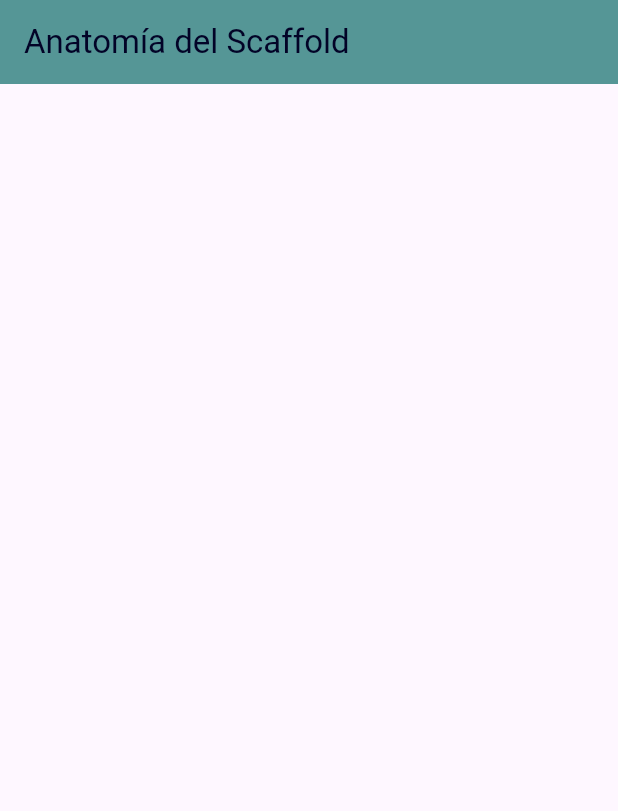
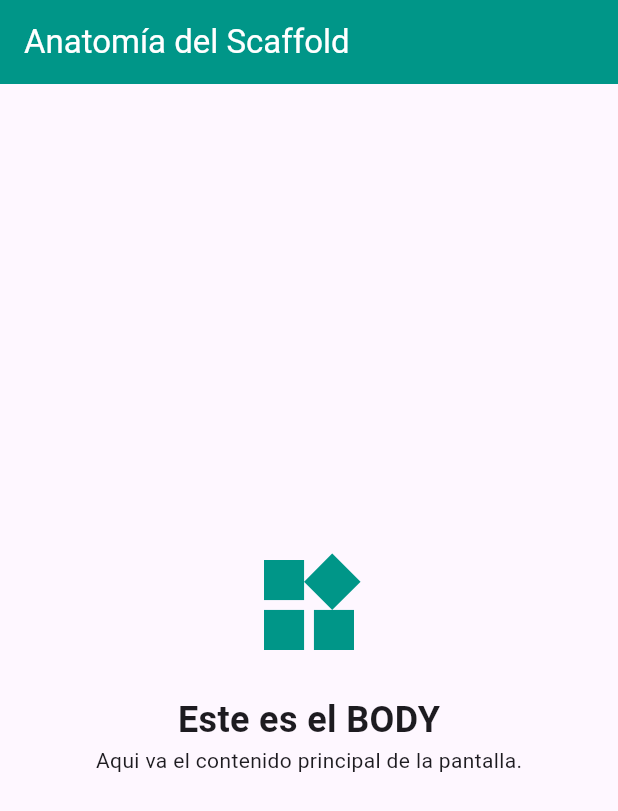
Before and after one commit to nallely-lopez/Dev_Aplication_Proyect1, a Flutter app: the screen it shows after launch, on a phone screen of 412 x 824 dp. Shown: the top 811 px of the screen. Run offline on Flutter 3.47's test engine with Material 3 defaults, Android fonts, the phone set to English and light mode, and no system bars.

Commit message:
Creación del body en el archivo principal.dart

```diff
--- a/lib/principal.dart
+++ b/lib/principal.dart
@@ -15,8 +15,23 @@ class _PantallaPrincipalState extends State<PantallaPrincipal> { //Clase que def
       // Aquí iremos agregando las piezas del Scaffold
       appBar: AppBar( // AppBar es un widget que proporciona una barra de navegación en la parte superior de la pantalla
         title: const Text('Anatomía del Scaffold'), // Título de la barra de navegación
-        backgroundColor: const Color.fromARGB(255, 85, 150, 150), // Color de fondo de la barra de navegación
-        foregroundColor: const Color.fromARGB(255, 2, 3, 39), // Color del texto de la barra de navegación
+        backgroundColor: Colors.teal, // Color de fondo de la barra de navegación
+        foregroundColor: const Color.fromARGB(255, 255, 255, 255), // Color del texto de la barra de navegación
+      ),
+
+      body: const Center( // Center es un widget que centra su hijo en la pantalla
+        child: Column( // Column es un widget que organiza a sus hijos en una columna vertical
+          mainAxisAlignment: MainAxisAlignment.center, // mainAxisAlignment es una propiedad que define cómo se alinean los hijos en el eje principal de la columna, en este caso, se alinean al centro
+          children: [ // children es una propiedad que define los hijos de la columna, en este caso, son un icono y dos textos
+            Icon(Icons.widgets, size: 80, color: Colors.teal), // Icon es un widget que muestra un icono, en este caso, el icono de widgets, con un tamaño de 80 y un color de teal
+            SizedBox(height: 20), // SizedBox es un widget que crea un espacio vacío con un tamaño específico, en este caso, un espacio de 20 de alto
+            Text( // Text es un widget que muestra un texto, en este caso, el texto
+              'Este es el BODY',
+              style: TextStyle(fontSize: 24, fontWeight: FontWeight.bold), // style es una propiedad que define el estilo del texto, en este caso, un tamaño de 24 y un peso de negrita
+            ),
+            Text('Aqui va el contenido principal de la pantalla.'), // Text es un widget que muestra un texto, en este caso, el texto
+          ],
+        ),
       ),
     );
   }
```
